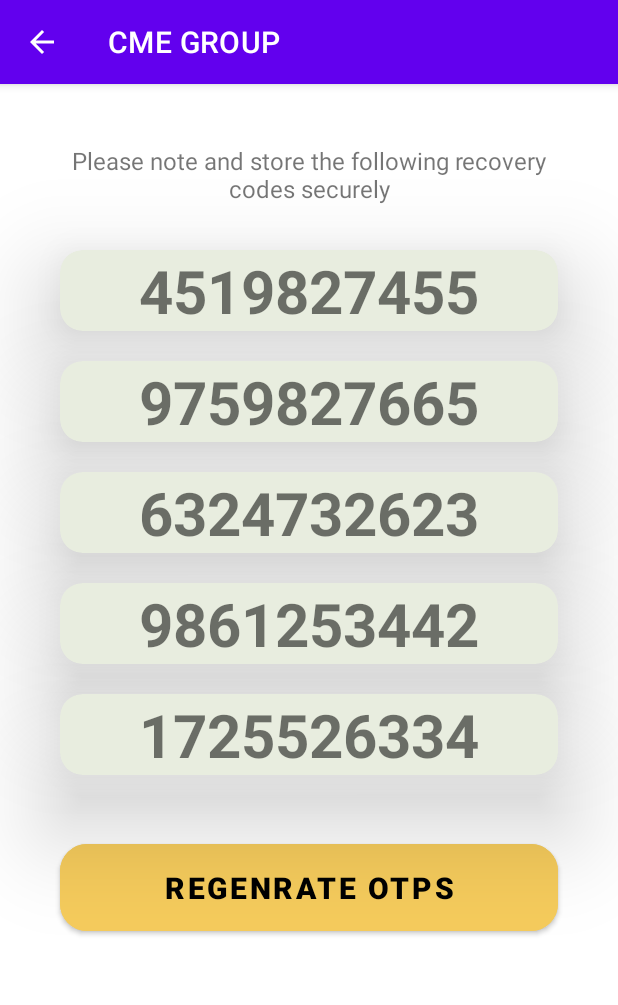
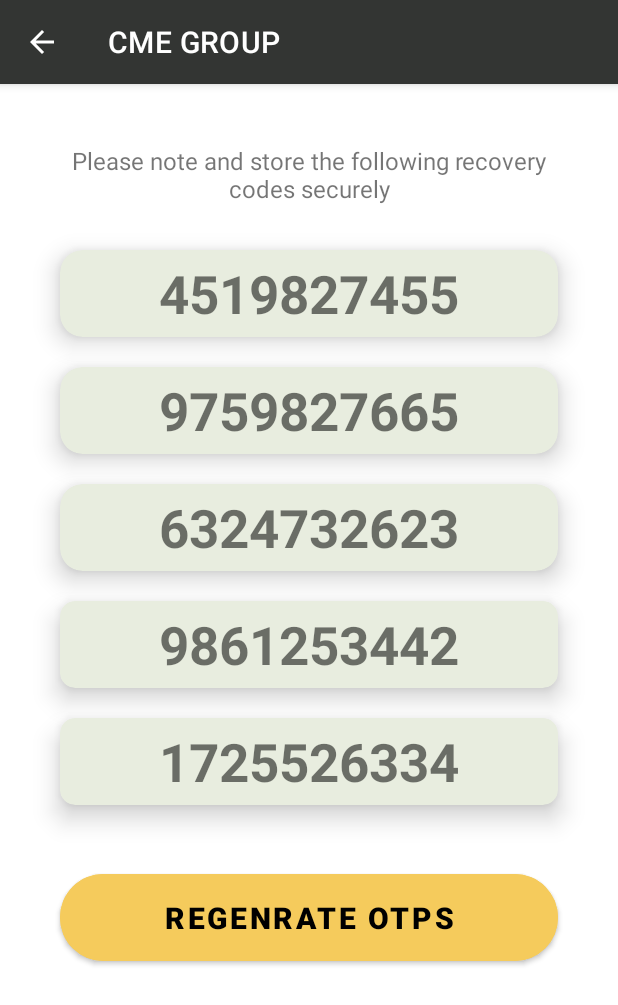
Before and after one commit to DuoSec-2FA/android-client, an Android app: the RecoveryCodeActivity screen opened directly, with no data from a screen before it, on a phone screen of 412 x 824 dp. Shown: the top 1005 px of the screen. Run offline under Robolectric (Android 15) with nearby library versions, the phone set to English and light mode, and no system bars.

Commit message:
[XML] Recovery Codes reviewed by anjali

```diff
--- a/app/src/main/java/com/twofa/duosec/recoverycode/RecoveryCodeActivity.kt
+++ b/app/src/main/java/com/twofa/duosec/recoverycode/RecoveryCodeActivity.kt
@@ -26,9 +26,9 @@
         }
     }
 
-    private fun generateOTP(): Long {
+    private fun generateOTP(): Int {
         val r = Random()
-        val low = 9000000000
+        val low = 1000000000
         val high = 9999999999
         return r.nextInt((high - low).toInt()) + low
     }
--- a/app/src/main/res/layout/activity_recovery_code.xml
+++ b/app/src/main/res/layout/activity_recovery_code.xml
@@ -5,7 +5,6 @@
     android:layout_width="match_parent"
     android:layout_height="match_parent"
     tools:context=".recoverycode.RecoveryCodeActivity">
-
 
     <TextView
         android:id="@+id/tv_info"
@@ -28,16 +27,17 @@
         android:layout_marginVertical="10dp"
         app:cardBackgroundColor="#E8EDDF"
         app:cardCornerRadius="15dp"
-        app:cardElevation="40dp"
+        app:cardElevation="10dp"
         app:cardMaxElevation="10dp">
 
         <TextView
             android:id="@+id/tv_code_1"
             android:layout_width="match_parent"
             android:layout_height="wrap_content"
+            android:paddingVertical="5dp"
             android:text="4519827455"
             android:textAlignment="center"
-            android:textSize="40sp"
+            android:textSize="35sp"
             android:textStyle="bold" />
 
     </androidx.cardview.widget.CardView>
@@ -52,16 +52,17 @@
         android:layout_marginVertical="10dp"
         app:cardBackgroundColor="#E8EDDF"
         app:cardCornerRadius="15dp"
-        app:cardElevation="40dp"
+        app:cardElevation="10dp"
         app:cardMaxElevation="10dp">
 
         <TextView
             android:id="@+id/tv_code_2"
             android:layout_width="match_parent"
             android:layout_height="wrap_content"
+            android:paddingVertical="5dp"
             android:text="9759827665"
             android:textAlignment="center"
-            android:textSize="40sp"
+            android:textSize="35sp"
             android:textStyle="bold" />
 
     </androidx.cardview.widget.CardView>
@@ -75,16 +76,17 @@
         android:layout_marginVertical="10dp"
         app:cardBackgroundColor="#E8EDDF"
         app:cardCornerRadius="15dp"
-        app:cardElevation="40dp"
+        app:cardElevation="10dp"
         app:cardMaxElevation="10dp">
 
         <TextView
             android:id="@+id/tv_code_3"
             android:layout_width="match_parent"
             android:layout_height="wrap_content"
+            android:paddingVertical="5dp"
             android:text="6324732623"
             android:textAlignment="center"
-            android:textSize="40sp"
+            android:textSize="35sp"
             android:textStyle="bold" />
 
     </androidx.cardview.widget.CardView>
@@ -97,17 +99,18 @@
         android:layout_marginHorizontal="40dp"
         android:layout_marginVertical="10dp"
         app:cardBackgroundColor="#E8EDDF"
-        app:cardCornerRadius="15dp"
-        app:cardElevation="40dp"
+        app:cardCornerRadius="10dp"
+        app:cardElevation="10dp"
         app:cardMaxElevation="10dp">
 
         <TextView
             android:id="@+id/tv_code_4"
             android:layout_width="match_parent"
             android:layout_height="wrap_content"
+            android:paddingVertical="5dp"
             android:text="9861253442"
             android:textAlignment="center"
-            android:textSize="40sp"
+            android:textSize="35sp"
             android:textStyle="bold" />
 
     </androidx.cardview.widget.CardView>
@@ -120,17 +123,18 @@
         android:layout_marginHorizontal="40dp"
         android:layout_marginVertical="10dp"
         app:cardBackgroundColor="#E8EDDF"
-        app:cardCornerRadius="15dp"
-        app:cardElevation="40dp"
+        app:cardCornerRadius="10dp"
+        app:cardElevation="10dp"
         app:cardMaxElevation="10dp">
 
         <TextView
             android:id="@+id/tv_code_5"
             android:layout_width="match_parent"
             android:layout_height="wrap_content"
+            android:paddingVertical="5dp"
             android:text="1725526334"
             android:textAlignment="center"
-            android:textSize="40sp"
+            android:textSize="35sp"
             android:textStyle="bold" />
 
     </androidx.cardview.widget.CardView>
@@ -149,6 +153,6 @@
         android:textColor="@color/black"
         android:textSize="20sp"
         android:textStyle="bold"
-        app:cornerRadius="18dp" />
+        app:cornerRadius="30dp" />
 
 </RelativeLayout>
--- a/app/src/main/res/values/colors.xml
+++ b/app/src/main/res/values/colors.xml
@@ -7,4 +7,5 @@
     <color name="teal_700">#FF018786</color>
     <color name="black">#FF000000</color>
     <color name="white">#FFFFFFFF</color>
+    <color name="color_primary">#333533</color>
 </resources>
--- a/app/src/main/res/values/themes.xml
+++ b/app/src/main/res/values/themes.xml
@@ -1,8 +1,8 @@
-<resources xmlns:tools="http://schemas.android.com/tools">
+<resources>
     <!-- Base application theme. -->
     <style name="Theme.DuoSec" parent="Theme.MaterialComponents.DayNight.DarkActionBar">
         <!-- Primary brand color. -->
-        <item name="colorPrimary">@color/purple_500</item>
+        <item name="colorPrimary">#333533</item>
         <item name="colorPrimaryVariant">@color/purple_700</item>
         <item name="colorOnPrimary">@color/white</item>
         <!-- Secondary brand color. -->
@@ -10,7 +10,7 @@
         <item name="colorSecondaryVariant">@color/teal_700</item>
         <item name="colorOnSecondary">@color/black</item>
         <!-- Status bar color. -->
-        <item name="android:statusBarColor">?attr/colorPrimaryVariant</item>
+        <item name="android:statusBarColor">#333533</item>
         <!-- Customize your theme here. -->
     </style>
 </resources>
```
